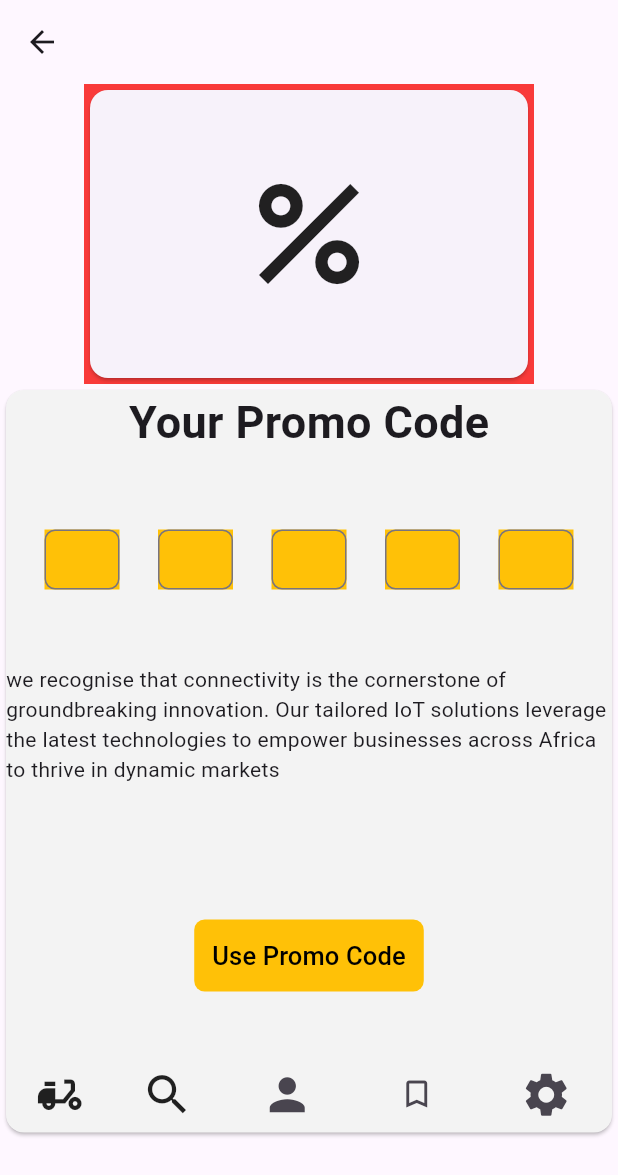
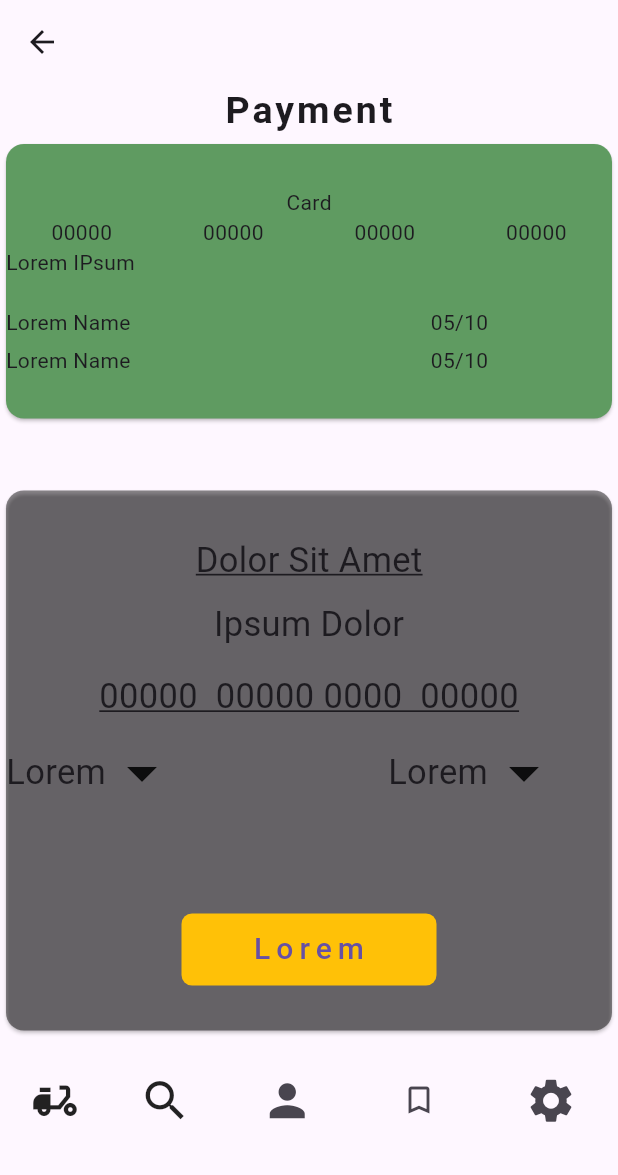
Before and after one commit to kubwimanav/shopping-app, a Flutter app: the Promocode screen opened by its route, after a tap on "Use Promo Code", on a phone screen of 412 x 824 dp. Shown: the top 1175 px of the screen. Run offline on Flutter 3.47's test engine with Material 3 defaults, Android fonts, the phone set to English and light mode, and no system bars; our stand-ins replace flutter_svg.

Commit message:
paymentpage

```diff
--- /dev/null
+++ b/lib/Payment.dart
@@ -0,0 +1,166 @@
+import 'package:flutter/material.dart';
+
+class Payment extends StatelessWidget {
+  const Payment({super.key});
+
+  @override
+  Widget build(BuildContext context) {
+    return Scaffold(
+      appBar: AppBar(),
+      body:Column(
+        children: [
+          const Text('Payment',style: TextStyle(
+            fontSize: 25,
+            letterSpacing: 2,
+            fontWeight: FontWeight.w600
+          ),
+          ),
+         const Card(
+
+            color: Color.fromARGB(255, 95, 155, 97),
+            child: Column(
+              children: [
+                SizedBox(height: 29,),
+                Text('Card'),
+                Column(
+                  crossAxisAlignment: CrossAxisAlignment.start,
+                  children: [
+
+                Row(
+                  mainAxisAlignment: MainAxisAlignment.spaceAround,
+                  children: [
+                    Text('00000'),
+                    Text('00000'),
+                    Text('00000'),
+                    Text('00000')
+                  ],
+                ),
+             Text('Lorem IPsum')
+
+                  ],
+                ),
+
+                SizedBox(height: 20,),
+           Column(
+           children: [
+
+           Row(
+            children: [
+              Text('Lorem Name'),
+                 SizedBox(
+                          width: 200,
+                        ),
+              Text('05/10')
+            ],
+           ),
+                  SizedBox(
+                      height: 5,
+                    ),
+
+            Row(
+                      children: [Text('Lorem Name'),
+                        SizedBox(
+                          width: 200,
+                        ),
+               Text('05/10')],
+                    ),
+
+           ],
+                ),
+                SizedBox(height: 29,)
+
+              ],
+            ),
+          ),
+
+        const  SizedBox(height: 40,),
+          Card(
+            color: Colors.black45,
+           child:Column(
+            children: [
+              const SizedBox(height: 30,),
+             const Text('Dolor Sit Amet',
+              style: TextStyle(
+              decoration: TextDecoration.underline,
+              fontSize: 23
+              ),),
+
+             const SizedBox(height: 10,),
+
+             const Text('Ipsum Dolor',style: TextStyle(fontSize: 23),),
+
+             const SizedBox(height: 15,),
+
+            const  Text('00000  00000 0000  00000',
+              style: TextStyle(
+                decoration: TextDecoration.underline,
+                fontSize: 23
+              ),),
+             const SizedBox(height: 10,),
+
+            const Row(
+              children: [
+               Row(
+                      children: [Text('Lorem', style: TextStyle(fontSize: 23)), Icon(Icons.arrow_drop_down, size: 48)],
+                    ),
+
+                    SizedBox(width: 140,),
+                    Row(
+                      children: [Text('Lorem',style: TextStyle(fontSize: 23),), Icon(Icons.arrow_drop_down,size: 48,)],
+                    )
+              ],
+             ),
+           const SizedBox(height: 70,),
+             Container(
+              width: 170,
+              decoration:const BoxDecoration(
+                borderRadius: BorderRadius.all(Radius.circular(7)),
+                color: Colors.amber
+                ),
+            child: TextButton(onPressed: (){},
+            child:const Text('Lorem',
+             style: TextStyle(
+              fontSize: 20,
+              letterSpacing: 4
+             ),
+            )
+            ),
+             ),
+             const SizedBox(height: 30,)
+
+            ],
+           ),
+          ),
+         const SizedBox(height: 17,),
+          Row(
+            mainAxisAlignment: MainAxisAlignment.spaceAround,
+            children: [
+              const Icon(Icons.delivery_dining, size: 35),
+              const Icon(Icons.search, size: 35),
+              IconButton(
+                onPressed: () {
+                  Navigator.pushNamed(context, '/message');
+                },
+                icon: const Icon(Icons.person, size: 35),
+              ),
+              IconButton(
+                  onPressed: () {
+                    Navigator.pushNamed(context, '/singlepage');
+                  },
+                  icon: const Icon(Icons.bookmark_border)),
+              IconButton(
+                onPressed: () {
+                  Navigator.pushNamed(context, '/order');
+                },
+                icon: const Icon(
+                  Icons.settings,
+                  size: 35,
+                ),
+              )
+            ],
+          )
+        ],
+      ),
+    );
+  }
+}
--- a/lib/Promocode.dart
+++ b/lib/Promocode.dart
@@ -13,25 +13,23 @@ class Promocode extends StatelessWidget {
               width: 300,
               height: 200,
               color: const Color.fromARGB(255, 249, 58, 58),
-            child:
-
-            const Card(
-            child: Icon(Icons.percent,size: 100,
+              child: const Card(
+                child: Icon(
+                  Icons.percent,
+                  size: 100,
                 ),
               )),
-
-
           Card(
               color: Color.fromARGB(255, 243, 243, 243),
-          child:
-
-          Column(
+              child: Column(
                 children: [
-              const Text('Your Promo Code',style: TextStyle(
-                fontSize: 30,
-                fontWeight: FontWeight.w600
-              ),),
-              const SizedBox(height: 50,),
+                  const Text(
+                    'Your Promo Code',
+                    style: TextStyle(fontSize: 30, fontWeight: FontWeight.w600),
+                  ),
+                  const SizedBox(
+                    height: 50,
+                  ),
                   Row(
                     mainAxisAlignment: MainAxisAlignment.spaceEvenly,
                     children: [
@@ -49,7 +47,6 @@ class Promocode extends StatelessWidget {
                                       BorderRadius.all(Radius.circular(7)))),
                         ),
                       ),
-
                       Container(
                         width: 50,
                         height: 40,
@@ -64,7 +61,6 @@ class Promocode extends StatelessWidget {
                                       BorderRadius.all(Radius.circular(7)))),
                         ),
                       ),
-
                       Container(
                         width: 50,
                         height: 40,
@@ -79,7 +75,6 @@ class Promocode extends StatelessWidget {
                                       BorderRadius.all(Radius.circular(7)))),
                         ),
                       ),
-
                       Container(
                         width: 50,
                         height: 40,
@@ -94,50 +89,46 @@ class Promocode extends StatelessWidget {
                                       BorderRadius.all(Radius.circular(7)))),
                         ),
                       ),
-
                       Container(
                         width: 50,
                         height: 40,
                         color: Colors.amber,
-                child:
-               const TextField(
+                        child: const TextField(
                           decoration: InputDecoration(
                               hintText: '7',
-                    hintStyle: TextStyle(
-                      color: Colors.black
+                              hintStyle: TextStyle(color: Colors.black),
+                              labelText: '',
+                              border: OutlineInputBorder(
+                                  borderRadius:
+                                      BorderRadius.all(Radius.circular(7)))),
                         ),
-                    labelText: '',
-                    border: OutlineInputBorder(borderRadius: BorderRadius.all(Radius.circular(7)))
-
-                  ),),
                       ),
                     ],
                   ),
                   const SizedBox(
                     height: 50,
                   ),
-
                   const Text(
-                'we recognise that connectivity is the cornerstone of groundbreaking innovation. Our tailored IoT solutions leverage the latest technologies to empower businesses across Africa to thrive in dynamic markets'
-              ),
+                      'we recognise that connectivity is the cornerstone of groundbreaking innovation. Our tailored IoT solutions leverage the latest technologies to empower businesses across Africa to thrive in dynamic markets'),
                   const SizedBox(
                     height: 90,
                   ),
                   Container(
-              decoration: const BoxDecoration(borderRadius: BorderRadius.all(Radius.circular(7)),
-              color: Colors.amber
-              ),
-              child: TextButton(onPressed: (){},
-              child: const Text('Use Promo Code',
-              style: TextStyle(
-                color: Colors.black,
-                fontSize: 17
-              ),)),
+                    decoration: const BoxDecoration(
+                        borderRadius: BorderRadius.all(Radius.circular(7)),
+                        color: Colors.amber),
+                    child: TextButton(
+                        onPressed: () {
+                          Navigator.pushNamed(context, '/payment');
+                        },
+                        child: const Text(
+                          'Use Promo Code',
+                          style: TextStyle(color: Colors.black, fontSize: 17),
+                        )),
                   ),
                   const SizedBox(
                     height: 43,
                   ),
-
                   Row(
                     mainAxisAlignment: MainAxisAlignment.spaceAround,
                     children: [
@@ -166,8 +157,7 @@ class Promocode extends StatelessWidget {
                     ],
                   )
                 ],
-          )
-        ),
+              )),
         ],
       ),
     );
--- a/lib/main.dart
+++ b/lib/main.dart
@@ -3,6 +3,7 @@ import 'package:flutter_application_1/About.dart';
 import 'package:flutter_application_1/Home.dart';
 import 'package:flutter_application_1/Message.dart';
 import 'package:flutter_application_1/Order.dart';
+import 'package:flutter_application_1/Payment.dart';
 import 'package:flutter_application_1/Profile.dart';
 import 'package:flutter_application_1/Promocode.dart';
 import 'package:flutter_application_1/Singlepage.dart';
@@ -18,6 +19,7 @@ void main() {
       '/message':(context) => const Message(),
       '/order':(context) => const Order(),
       '/promocode':(context) => const Promocode(),
+      '/payment':(context) => const Payment()
     },
   ));
 }
```
Lines whose indentation alone changed are shown as unchanged.
